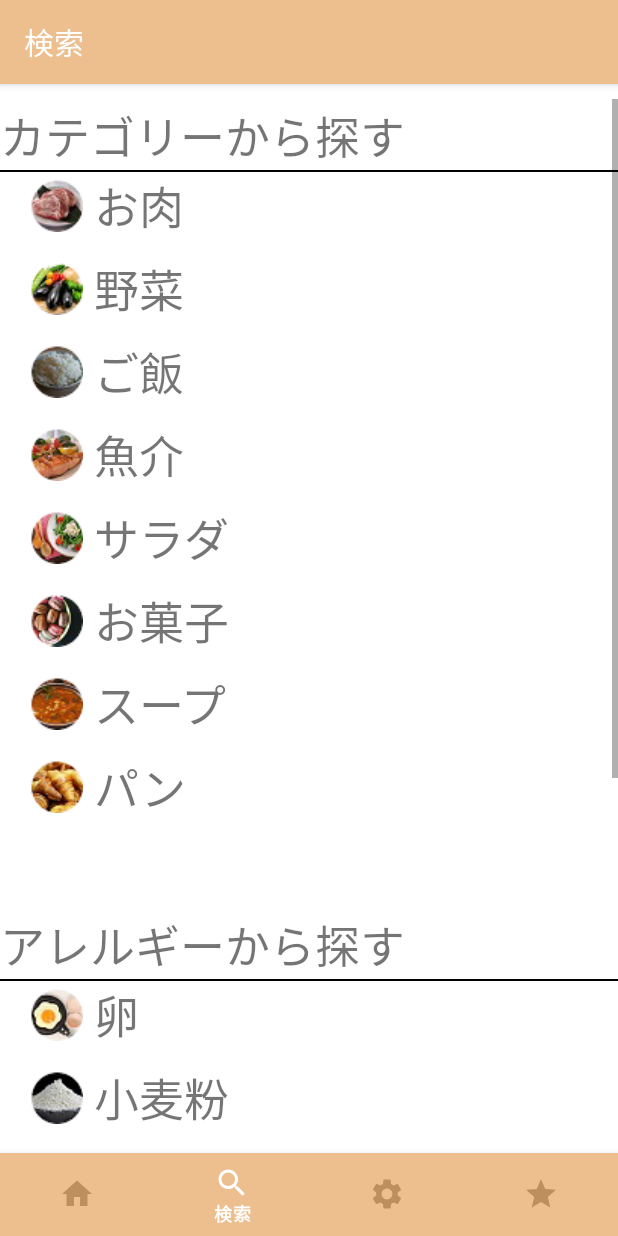
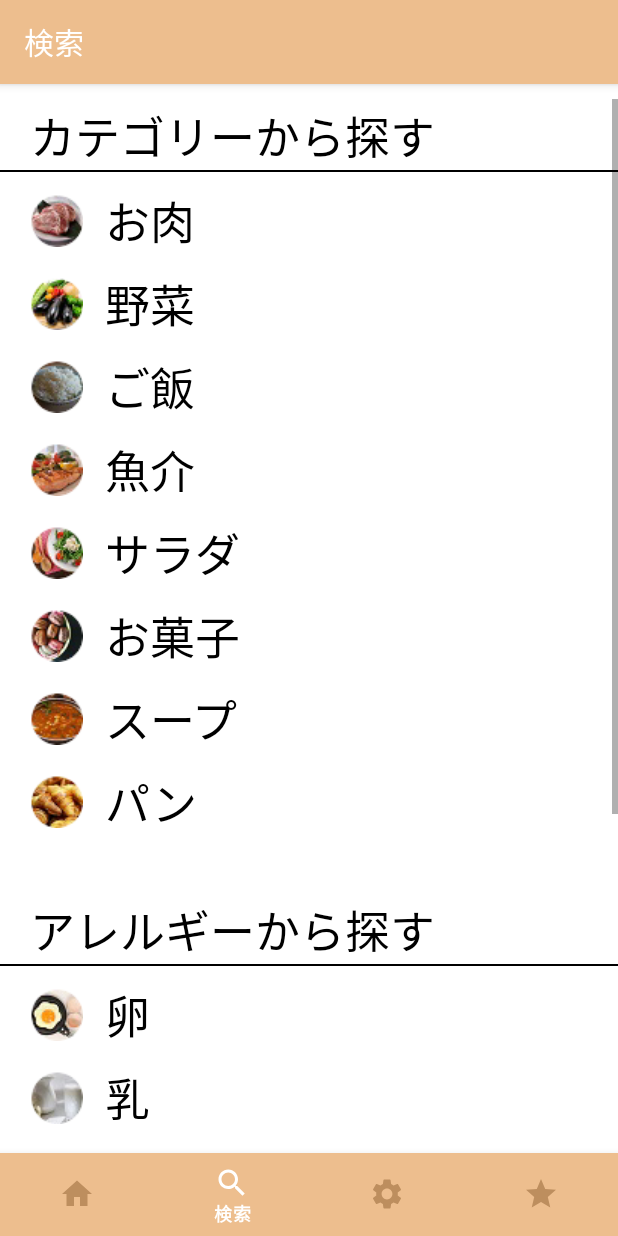
Before and after one commit to keihayashibe3/th225ajisaji, an Android app: the SearchFragment screen opened through its navigation route, on a phone screen of 412 x 824 dp. Run offline under Robolectric (Android 15) with nearby library versions, the phone set to English and light mode, and no system bars; our stand-ins replace navigation-ui.

Commit message:
文字カラーをblackに変更 search.xmlの行間調整

```diff
--- a/app/src/main/res/layout/activity_oniku.xml
+++ b/app/src/main/res/layout/activity_oniku.xml
@@ -34,6 +34,7 @@
                 android:text="選択：お肉"
                 android:textSize="30sp"
                 android:lineSpacingExtra="15sp"
+                android:textColor="@color/black"
                 />
             <View
                 android:layout_width="match_parent"
--- a/app/src/main/res/layout/fragment_home.xml
+++ b/app/src/main/res/layout/fragment_home.xml
@@ -61,7 +61,9 @@
                         android:layout_margin="5dp"
                         android:drawableTop="@drawable/demigurasuhannbagu"
                         android:onClick="onClickYasai"
-                        android:text="ハンバーグ" />
+
+                        android:text="ハンバーグ"
+                        />
 
                     <Button
                         android:id="@+id/button_niku"
@@ -212,8 +214,8 @@
                     android:layout_width="wrap_content"
                     android:layout_height="wrap_content"
                     android:layout_weight="1"
-                    android:text="スプーンコラム"
-                    android:paddingTop="20dp"/>
+                    android:paddingTop="20dp"
+                    android:text="スプーンコラム" />
 
             </LinearLayout>
 
--- a/app/src/main/res/layout/fragment_serach.xml
+++ b/app/src/main/res/layout/fragment_serach.xml
@@ -32,7 +32,9 @@
                 android:layout_width="match_parent"
                 android:layout_height="wrap_content"
                 android:text="カテゴリーから探す"
+                android:paddingLeft="20dp"
                 android:textSize="30sp"
+                android:textColor="@color/black"
                 android:lineSpacingExtra="15sp"
                 />
             <View
@@ -40,14 +42,17 @@
                 android:layout_height="1dp"
                 android:background="@color/black"
                 />
+
             <TextView
                 android:id="@+id/text_oniku"
+                style="@style/Search_textStyle"
                 android:layout_width="match_parent"
                 android:layout_height="wrap_content"
-                android:text=" お肉"
-                style="@style/Search_textStyle"
                 android:drawableLeft="@drawable/oniku"
                 android:onClick="onClickOniku"
+                android:paddingTop="10dp"
+                android:text="  お肉"
+
 
                 />
 
@@ -55,7 +60,7 @@
                 android:id="@+id/text_yasai"
                 android:layout_width="match_parent"
                 android:layout_height="wrap_content"
-                android:text=" 野菜"
+                android:text="  野菜"
                 style="@style/Search_textStyle"
                 android:drawableLeft="@drawable/yasai"
                 android:onClick="onClickYasai"
@@ -66,7 +71,7 @@
                 android:id="@+id/text_gohan"
                 android:layout_width="match_parent"
                 android:layout_height="wrap_content"
-                android:text=" ご飯"
+                android:text="  ご飯"
                 style="@style/Search_textStyle"
                 android:drawableLeft="@drawable/gohan"
                 />
@@ -77,13 +82,13 @@
                 android:layout_width="match_parent"
                 android:layout_height="wrap_content"
                 android:drawableLeft="@drawable/gyokai"
-                android:text=" 魚介" />
+                android:text="  魚介" />
 
             <TextView
                 android:id="@+id/text_sarada"
                 android:layout_width="match_parent"
                 android:layout_height="wrap_content"
-                android:text=" サラダ"
+                android:text="  サラダ"
                 style="@style/Search_textStyle"
                 android:drawableLeft="@drawable/sarada"
                 />
@@ -94,7 +99,7 @@
                 android:layout_width="match_parent"
                 android:layout_height="wrap_content"
                 android:drawableLeft="@drawable/okashi"
-                android:text=" お菓子" />
+                android:text="  お菓子" />
 
             <TextView
                 android:id="@+id/text_supu"
@@ -102,13 +107,13 @@
                 android:layout_width="match_parent"
                 android:layout_height="wrap_content"
                 android:drawableLeft="@drawable/supu"
-                android:text=" スープ　" />
+                android:text="  スープ　" />
 
             <TextView
                 android:id="@+id/text_pan"
                 android:layout_width="match_parent"
                 android:layout_height="wrap_content"
-                android:text=" パン"
+                android:text="  パン"
                 style="@style/Search_textStyle"
                 android:drawableLeft="@drawable/pan"
                 />
@@ -117,9 +122,11 @@
                 android:id="@+id/textView10"
                 android:layout_width="match_parent"
                 android:layout_height="wrap_content"
-                android:paddingTop="50dp"
+                android:paddingLeft="20dp"
+                android:paddingTop="30dp"
                 android:text="アレルギーから探す"
-                android:textSize="30sp" />
+                android:textSize="30sp"
+                android:textColor="@color/black"/>
 
             <View
                 android:layout_width="match_parent"
@@ -129,27 +136,19 @@
 
             <TextView
                 android:id="@+id/text_tamago"
+                style="@style/Search_textStyle"
                 android:layout_width="match_parent"
                 android:layout_height="wrap_content"
-                android:text=" 卵"
-                android:textSize="30sp"
-                style="@style/Search_textStyle"
+
                 android:drawableLeft="@drawable/tamago"
-                />
-
-            <TextView
-                android:id="@+id/text_komugiko"
-                android:layout_width="match_parent"
-                android:layout_height="wrap_content"
-                android:text=" 小麦粉"    style="@style/Search_textStyle"
-                android:drawableLeft="@drawable/komugiko"
-                />
+                android:paddingTop="10dp"
+                android:text="  卵" />
 
             <TextView
                 android:id="@+id/text_titi"
                 android:layout_width="match_parent"
                 android:layout_height="wrap_content"
-                android:text=" 乳"
+                android:text="  乳"
                 style="@style/Search_textStyle"
                 android:drawableLeft="@drawable/titi"
                 />
@@ -158,7 +157,7 @@
                 android:id="@+id/text_soba"
                 android:layout_width="match_parent"
                 android:layout_height="wrap_content"
-                android:text=" そば"
+                android:text="  そば"
                 style="@style/Search_textStyle"
                 android:drawableLeft="@drawable/soba"
                 />
@@ -167,7 +166,7 @@
                 android:id="@+id/text_rakkasei"
                 android:layout_width="match_parent"
                 android:layout_height="wrap_content"
-                android:text=" 落花生"
+                android:text="  落花生"
                 style="@style/Search_textStyle"
                 android:drawableLeft="@drawable/rakkasei"
                 />
@@ -185,7 +184,7 @@
                 android:id="@+id/text_amondo"
                 android:layout_width="match_parent"
                 android:layout_height="wrap_content"
-                android:text=" アーモンド"
+                android:text="  アーモンド"
                 style="@style/Search_textStyle"
                 android:drawableLeft="@drawable/amondo"
                 />
@@ -194,7 +193,7 @@
                 android:id="@+id/text_saba"
                 android:layout_width="match_parent"
                 android:layout_height="wrap_content"
-                android:text=" さば"
+                android:text="  さば"
                 style="@style/Search_textStyle"
                 android:drawableLeft="@drawable/saba"
                 />
--- a/app/src/main/res/values/styles.xml
+++ b/app/src/main/res/values/styles.xml
@@ -4,6 +4,8 @@
         <item name="android:textSize">30sp</item>
         <item name="android:paddingLeft">20dp</item>
         <item name="android:paddingBottom">10dp</item>
+        <item name="android:layout_gravity">center</item>
+        <item name="android:textColor">@color/black</item>
     </style>
 
 
```
